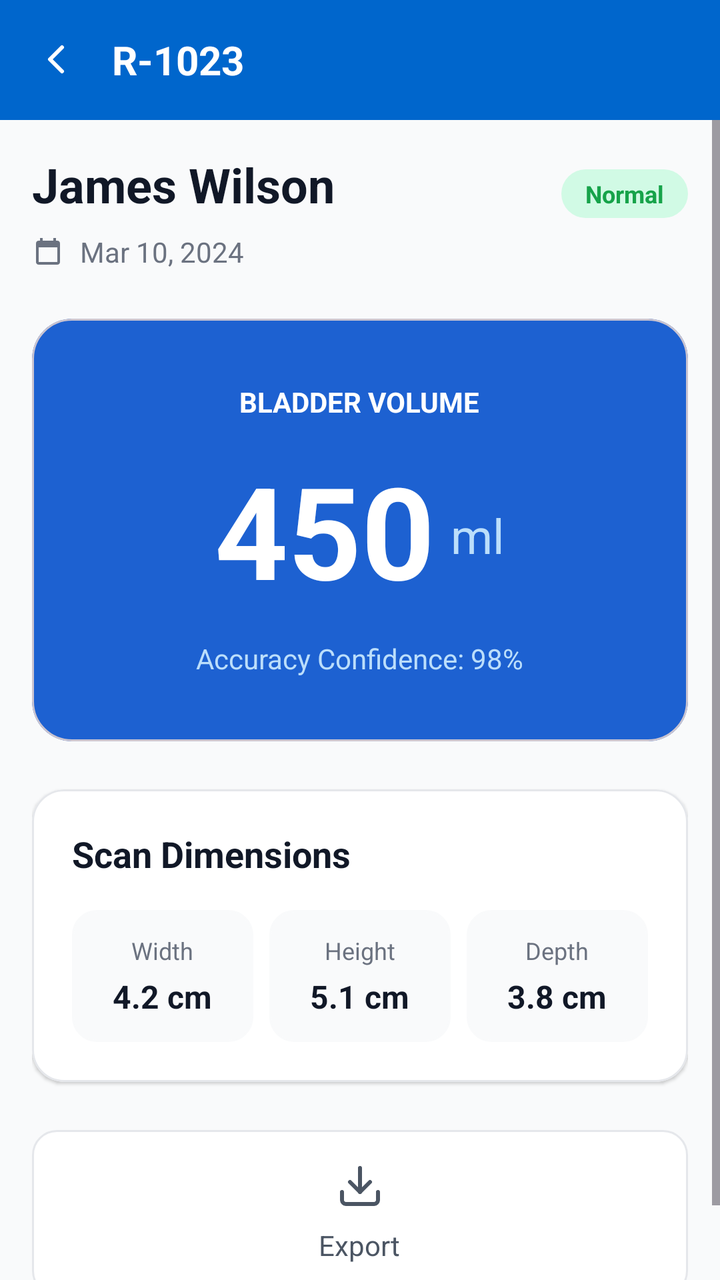
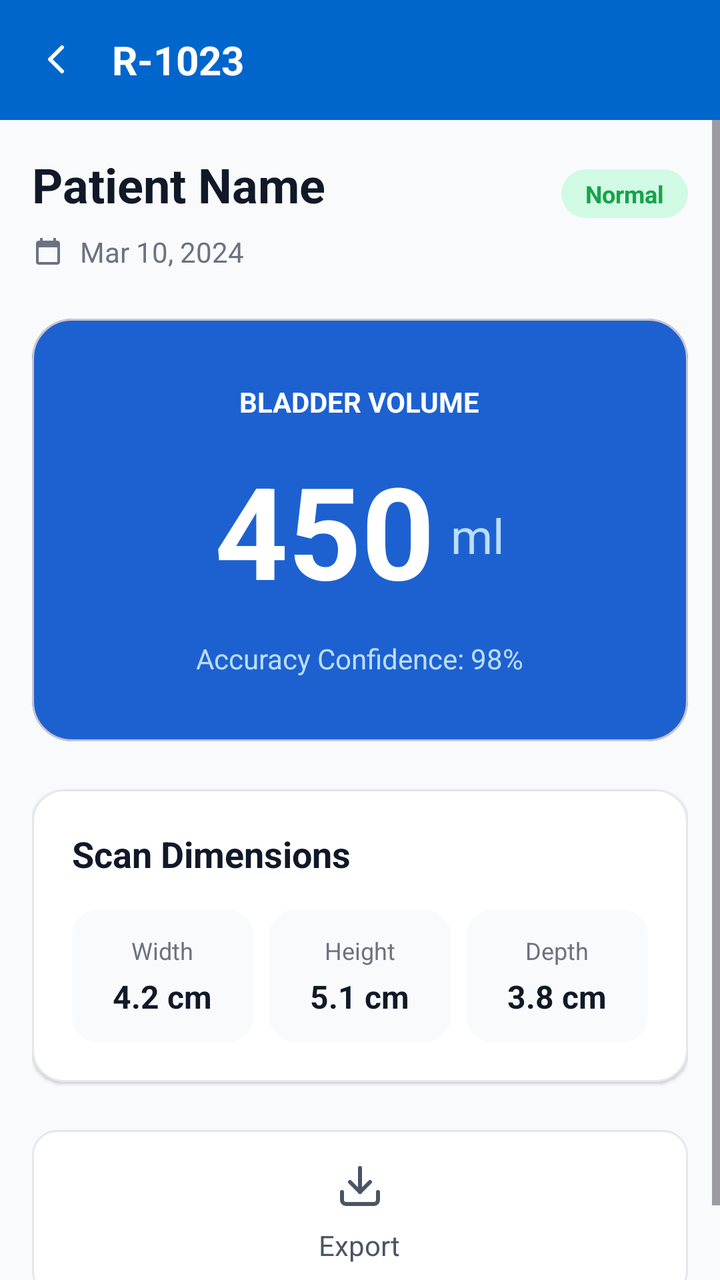

Two renders of the same Android screen: before a commit and after it. Below are the layout's source before the change and the commit's diff.
<!-- AndroidManifest.xml: application theme Theme.Bladder_frontend -->
<!-- res/layout/activity_report_one.xml -->
<?xml version="1.0" encoding="utf-8"?>
<androidx.constraintlayout.widget.ConstraintLayout xmlns:android="http://schemas.android.com/apk/res/android"
    xmlns:app="http://schemas.android.com/apk/res-auto"
    xmlns:tools="http://schemas.android.com/tools"
    android:layout_width="match_parent"
    android:layout_height="match_parent"
    android:background="#F9FAFB"
    tools:context=".Report_oneActivity">

    
    <androidx.appcompat.widget.Toolbar
        android:id="@+id/toolbar"
        android:layout_width="match_parent"
        android:layout_height="60dp"
        android:background="#0066CC"
        app:layout_constraintTop_toTopOf="parent">

        <RelativeLayout
            android:layout_width="match_parent"
            android:layout_height="wrap_content"
            android:layout_marginEnd="16dp">

            <ImageView
                android:id="@+id/btn_back"
                android:layout_width="24dp"
                android:layout_height="24dp"
                android:layout_centerVertical="true"
                android:src="@drawable/ic_arrow_back"
                app:tint="#FFFFFF" />

            <TextView
                android:id="@+id/tv_toolbar_id"
                android:layout_width="wrap_content"
                android:layout_height="wrap_content"
                android:layout_centerVertical="true"
                android:layout_marginStart="16dp"
                android:layout_toEndOf="@id/btn_back"
                android:text="R-1023"
                android:textColor="#FFFFFF"
                android:textSize="20sp"
                android:textStyle="bold" />

        </RelativeLayout>
    </androidx.appcompat.widget.Toolbar>

    <ScrollView
        android:layout_width="match_parent"
        android:layout_height="0dp"
        android:fillViewport="true"
        app:layout_constraintBottom_toBottomOf="parent"
        app:layout_constraintTop_toBottomOf="@id/toolbar">

        <LinearLayout
            android:layout_width="match_parent"
            android:layout_height="wrap_content"
            android:orientation="vertical"
            android:padding="16dp">

            
            <RelativeLayout
                android:layout_width="match_parent"
                android:layout_height="wrap_content">

                <TextView
                    android:id="@+id/tv_patient_name"
                    android:layout_width="wrap_content"
                    android:layout_height="wrap_content"
                    android:text="James Wilson"
                    android:textColor="#111827"
                    android:textSize="24sp"
                    android:textStyle="bold" />

                <TextView
                    android:id="@+id/tv_status_badge"
                    android:layout_width="wrap_content"
                    android:layout_height="wrap_content"
                    android:layout_alignParentEnd="true"
                    android:layout_alignBaseline="@id/tv_patient_name"
                    android:background="@drawable/bg_tag_green"
                    android:paddingHorizontal="12dp"
                    android:paddingVertical="4dp"
                    android:text="Normal"
                    android:textColor="#16A34A"
                    android:textSize="12sp"
                    android:textStyle="bold" />

                <LinearLayout
                    android:layout_width="wrap_content"
                    android:layout_height="wrap_content"
                    android:layout_below="@id/tv_patient_name"
                    android:layout_marginTop="8dp"
                    android:gravity="center_vertical"
                    android:orientation="horizontal">

                    <ImageView
                        android:layout_width="16dp"
                        android:layout_height="16dp"
                        android:src="@drawable/ic_calendar"
                        app:tint="#6B7280" />

                    <TextView
                        android:id="@+id/tv_report_date"
                        android:layout_width="wrap_content"
                        android:layout_height="wrap_content"
                        android:layout_marginStart="8dp"
                        android:text="Mar 10, 2024"
                        android:textColor="#6B7280"
                        android:textSize="14sp" />
                </LinearLayout>
            </RelativeLayout>

            
            <com.google.android.material.card.MaterialCardView
                android:layout_width="match_parent"
                android:layout_height="wrap_content"
                android:layout_marginTop="24dp"
                app:cardBackgroundColor="#1D61D1"
                app:cardCornerRadius="20dp"
                app:cardElevation="0dp">

                <LinearLayout
                    android:layout_width="match_parent"
                    android:layout_height="wrap_content"
                    android:gravity="center"
                    android:orientation="vertical"
                    android:padding="32dp">

                    <TextView
                        android:layout_width="wrap_content"
                        android:layout_height="wrap_content"
                        android:text="BLADDER VOLUME"
                        android:textColor="#FFFFFF"
                        android:textSize="14sp"
                        android:textStyle="bold" />

                    <LinearLayout
                        android:layout_width="wrap_content"
                        android:layout_height="wrap_content"
                        android:layout_marginTop="12dp"
                        android:orientation="horizontal">

                        <TextView
                            android:id="@+id/tv_volume_value"
                            android:layout_width="wrap_content"
                            android:layout_height="wrap_content"
                            android:text="450"
                            android:textColor="#FFFFFF"
                            android:textSize="64sp"
                            android:textStyle="bold" />

                        <TextView
                            android:layout_width="wrap_content"
                            android:layout_height="wrap_content"
                            android:layout_marginStart="8dp"
                            android:layout_gravity="bottom"
                            android:layout_marginBottom="12dp"
                            android:text="ml"
                            android:textColor="#BBDEFB"
                            android:textSize="24sp" />
                    </LinearLayout>

                    <TextView
                        android:layout_width="wrap_content"
                        android:layout_height="wrap_content"
                        android:layout_marginTop="12dp"
                        android:text="Accuracy Confidence: 98%"
                        android:textColor="#BBDEFB"
                        android:textSize="14sp" />

                </LinearLayout>
            </com.google.android.material.card.MaterialCardView>

            
            <com.google.android.material.card.MaterialCardView
                android:layout_width="match_parent"
                android:layout_height="wrap_content"
                android:layout_marginTop="24dp"
                app:cardBackgroundColor="#FFFFFF"
                app:cardCornerRadius="16dp"
                app:cardElevation="1dp"
                app:strokeColor="#E5E7EB"
                app:strokeWidth="1dp">

                <LinearLayout
                    android:layout_width="match_parent"
                    android:layout_height="wrap_content"
                    android:orientation="vertical"
                    android:padding="20dp">

                    <TextView
                        android:layout_width="wrap_content"
                        android:layout_height="wrap_content"
                        android:text="Scan Dimensions"
                        android:textColor="#111827"
                        android:textSize="18sp"
                        android:textStyle="bold" />

                    <LinearLayout
                        android:layout_width="match_parent"
                        android:layout_height="wrap_content"
                        android:layout_marginTop="16dp"
                        android:orientation="horizontal">

                        
                        <LinearLayout
                            android:layout_width="0dp"
                            android:layout_height="wrap_content"
                            android:layout_weight="1"
                            android:background="@drawable/rounded_white_bg"
                            android:backgroundTint="#F9FAFB"
                            android:gravity="center"
                            android:orientation="vertical"
                            android:padding="12dp">
                            <TextView android:layout_width="wrap_content" android:layout_height="wrap_content" android:text="Width" android:textColor="#6B7280" android:textSize="12sp" />
                            <TextView android:layout_width="wrap_content" android:layout_height="wrap_content" android:layout_marginTop="4dp" android:text="4.2 cm" android:textColor="#111827" android:textStyle="bold" android:textSize="16sp" />
                        </LinearLayout>

                        <View android:layout_width="8dp" android:layout_height="match_parent" />

                        
                        <LinearLayout
                            android:layout_width="0dp"
                            android:layout_height="wrap_content"
                            android:layout_weight="1"
                            android:background="@drawable/rounded_white_bg"
                            android:backgroundTint="#F9FAFB"
                            android:gravity="center"
                            android:orientation="vertical"
                            android:padding="12dp">
                            <TextView android:layout_width="wrap_content" android:layout_height="wrap_content" android:text="Height" android:textColor="#6B7280" android:textSize="12sp" />
                            <TextView android:layout_width="wrap_content" android:layout_height="wrap_content" android:layout_marginTop="4dp" android:text="5.1 cm" android:textColor="#111827" android:textStyle="bold" android:textSize="16sp" />
                        </LinearLayout>

                        <View android:layout_width="8dp" android:layout_height="match_parent" />

                        
                        <LinearLayout
                            android:layout_width="0dp"
                            android:layout_height="wrap_content"
                            android:layout_weight="1"
                            android:background="@drawable/rounded_white_bg"
                            android:backgroundTint="#F9FAFB"
                            android:gravity="center"
                            android:orientation="vertical"
                            android:padding="12dp">
                            <TextView android:layout_width="wrap_content" android:layout_height="wrap_content" android:text="Depth" android:textColor="#6B7280" android:textSize="12sp" />
                            <TextView android:layout_width="wrap_content" android:layout_height="wrap_content" android:layout_marginTop="4dp" android:text="3.8 cm" android:textColor="#111827" android:textStyle="bold" android:textSize="16sp" />
                        </LinearLayout>

                    </LinearLayout>
                </LinearLayout>
            </com.google.android.material.card.MaterialCardView>

            
            <LinearLayout
                android:layout_width="match_parent"
                android:layout_height="wrap_content"
                android:layout_marginTop="24dp"
                android:layout_marginBottom="16dp"
                android:orientation="horizontal">

                <LinearLayout
                    android:id="@+id/btn_export"
                    android:layout_width="match_parent"
                    android:layout_height="wrap_content"
                    android:background="@drawable/rounded_white_bg"
                    android:clickable="true"
                    android:focusable="true"
                    android:gravity="center"
                    android:orientation="vertical"
                    android:padding="16dp">
                    <ImageView android:layout_width="24dp" android:layout_height="24dp" android:src="@drawable/ic_export_arrow" app:tint="#4B5563" />
                    <TextView android:layout_width="wrap_content" android:layout_height="wrap_content" android:layout_marginTop="8dp" android:text="Export" android:textColor="#4B5563" android:textSize="14sp" />
                </LinearLayout>

            </LinearLayout>

        </LinearLayout>
    </ScrollView>

</androidx.constraintlayout.widget.ConstraintLayout>
<!-- resources referenced by this layout -->
<resources>
  <!-- drawable bg_tag_green (drawable) -->
  <?xml version="1.0" encoding="utf-8"?>
  <shape xmlns:android="http://schemas.android.com/apk/res/android">
      <solid android:color="#D1FAE5" />
      <corners android:radius="16dp" />
  </shape>
  <!-- drawable ic_arrow_back (drawable) -->
  <vector xmlns:android="http://schemas.android.com/apk/res/android"
      android:width="24dp"
      android:height="24dp"
      android:viewportWidth="24"
      android:viewportHeight="24">
    <path
        android:pathData="M15,18l-6,-6l6,-6"
        android:strokeLineJoin="round"
        android:strokeWidth="2"
        android:fillColor="#00000000"
        android:strokeColor="#000000"
        android:strokeLineCap="round"/>
  </vector>
  <!-- drawable ic_calendar (drawable) -->
  <vector xmlns:android="http://schemas.android.com/apk/res/android"
      android:width="24dp"
      android:height="24dp"
      android:viewportWidth="24"
      android:viewportHeight="24">
      <path
          android:fillColor="#000000"
          android:pathData="M19,4h-1V2h-2v2H8V2H6v2H5C3.89,4 3.01,4.9 3.01,6L3,20c0,1.1 0.89,2 2,2h14c1.1,0 2,-0.9 2,-2V6C21,4.9 20.1,4 19,4zM19,20H5V9h14V20z" />
  </vector>
  <!-- drawable ic_export_arrow (drawable) -->
  <vector xmlns:android="http://schemas.android.com/apk/res/android"
      android:width="24dp"
      android:height="24dp"
      android:viewportWidth="24"
      android:viewportHeight="24">
    <path
        android:strokeColor="#4B5563"
        android:strokeWidth="2"
        android:pathData="M12,15V3"
        android:strokeLineCap="round"
        android:strokeLineJoin="round"/>
    <path
        android:strokeColor="#4B5563"
        android:strokeWidth="2"
        android:pathData="M21,15V19C21,19.5304 20.7893,20.0391 20.4142,20.4142C20.0391,20.7893 19.5304,21 19,21H5C4.46957,21 3.96086,20.7893 3.58579,20.4142C3.21071,20.0391 3,19.5304 3,19V15"
        android:strokeLineCap="round"
        android:strokeLineJoin="round"/>
    <path
        android:strokeColor="#4B5563"
        android:strokeWidth="2"
        android:pathData="M7,10L12,15L17,10"
        android:strokeLineCap="round"
        android:strokeLineJoin="round"/>
  </vector>
  <!-- drawable rounded_white_bg (drawable) -->
  <?xml version="1.0" encoding="utf-8"?>
  <shape xmlns:android="http://schemas.android.com/apk/res/android">
      <solid android:color="#FFFFFF" />
      <corners android:radius="12dp" />
      <stroke android:width="1dp" android:color="#E5E7EB" />
  </shape>
  <style name="Theme.Bladder_frontend" parent="Base.Theme.Bladder_frontend" />
  <style name="Base.Theme.Bladder_frontend" parent="Theme.Material3.DayNight.NoActionBar">
          
          
      </style>
</resources>

<!-- the commit's change to res/layout/activity_report_one.xml (unified diff, before → after) -->
@@ -65,7 +65,7 @@
                     android:id="@+id/tv_patient_name"
                     android:layout_width="wrap_content"
                     android:layout_height="wrap_content"
-                    android:text="James Wilson"
+                    android:text="Patient Name"
                     android:textColor="#111827"
                     android:textSize="24sp"
                     android:textStyle="bold" />
<!-- resource entries referenced after the edit -->
@@ -65,7 +65,8 @@
   <style name="Theme.Bladder_frontend" parent="Base.Theme.Bladder_frontend" />
   <style name="Base.Theme.Bladder_frontend" parent="Theme.Material3.DayNight.NoActionBar">
           
-          
+          <item name="colorPrimary">@color/colorPrimary</item>
       </style>
+  <color name="colorPrimary">#0066CC</color>
 </resources>
 
